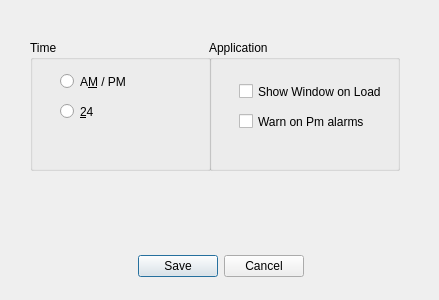
First picture: the form in settingdialog.ui, repository CountMurphy/QTalarm, before the edit.
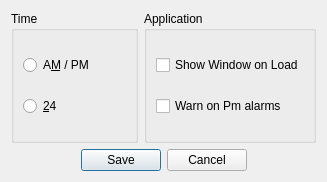
Second picture: the form after the edit.

Commit message: Ui fixes: click tray icon to toggle reactive windows

```diff
--- a/settingdialog.ui
+++ b/settingdialog.ui
@@ -6,110 +6,74 @@
    <rect>
     <x>0</x>
     <y>0</y>
-    <width>439</width>
-    <height>300</height>
+    <width>327</width>
+    <height>182</height>
    </rect>
   </property>
   <property name="windowTitle">
    <string>Settings</string>
   </property>
-  <widget class="QDialogButtonBox" name="buttonBox">
-   <property name="geometry">
-    <rect>
-     <x>130</x>
-     <y>250</y>
-     <width>181</width>
-     <height>32</height>
-    </rect>
-   </property>
-   <property name="orientation">
-    <enum>Qt::Horizontal</enum>
-   </property>
-   <property name="standardButtons">
-    <set>QDialogButtonBox::Cancel|QDialogButtonBox::Save</set>
-   </property>
-   <property name="centerButtons">
-    <bool>true</bool>
-   </property>
-  </widget>
+  <layout class="QGridLayout" name="gridLayout">
+   <item row="0" column="0">
   <widget class="QGroupBox" name="groupBox">
-   <property name="geometry">
-    <rect>
-     <x>30</x>
-     <y>40</y>
-     <width>181</width>
-     <height>131</height>
-    </rect>
-   </property>
    <property name="title">
     <string>Time</string>
    </property>
+     <layout class="QVBoxLayout" name="verticalLayout">
+      <item>
    <widget class="QRadioButton" name="plebTime">
-    <property name="geometry">
-     <rect>
-      <x>30</x>
-      <y>30</y>
-      <width>101</width>
-      <height>23</height>
-     </rect>
-    </property>
     <property name="text">
      <string>A&amp;M / PM</string>
     </property>
    </widget>
+      </item>
+      <item>
    <widget class="QRadioButton" name="milTime">
-    <property name="geometry">
-     <rect>
-      <x>30</x>
-      <y>60</y>
-      <width>101</width>
-      <height>23</height>
-     </rect>
-    </property>
     <property name="text">
      <string>&amp;24</string>
     </property>
    </widget>
-  </widget>
+      </item>
+     </layout>
+    </widget>
+   </item>
+   <item row="0" column="1">
   <widget class="QGroupBox" name="groupBox_2">
-   <property name="geometry">
-    <rect>
-     <x>209</x>
-     <y>40</y>
-     <width>191</width>
-     <height>131</height>
-    </rect>
-   </property>
    <property name="title">
     <string>Application</string>
    </property>
+     <layout class="QVBoxLayout" name="verticalLayout_2">
+      <item>
    <widget class="QCheckBox" name="defaultShow">
-    <property name="geometry">
-     <rect>
-      <x>30</x>
-      <y>40</y>
-      <width>151</width>
-      <height>23</height>
-     </rect>
-    </property>
     <property name="text">
      <string>Show Window on Load</string>
     </property>
    </widget>
+      </item>
+      <item>
    <widget class="QCheckBox" name="WarnBox">
-    <property name="geometry">
-     <rect>
-      <x>30</x>
-      <y>70</y>
-      <width>141</width>
-      <height>23</height>
-     </rect>
-    </property>
     <property name="text">
      <string>Warn on Pm alarms</string>
     </property>
    </widget>
-  </widget>
+      </item>
+     </layout>
+    </widget>
+   </item>
+   <item row="1" column="0" colspan="2">
+    <widget class="QDialogButtonBox" name="buttonBox">
+     <property name="orientation">
+      <enum>Qt::Horizontal</enum>
+     </property>
+     <property name="standardButtons">
+      <set>QDialogButtonBox::Cancel|QDialogButtonBox::Save</set>
+     </property>
+     <property name="centerButtons">
+      <bool>true</bool>
+     </property>
+    </widget>
+   </item>
+  </layout>
  </widget>
  <resources/>
  <connections>
```
Lines whose indentation alone changed are shown as unchanged. The commit also changes 6 other files.
